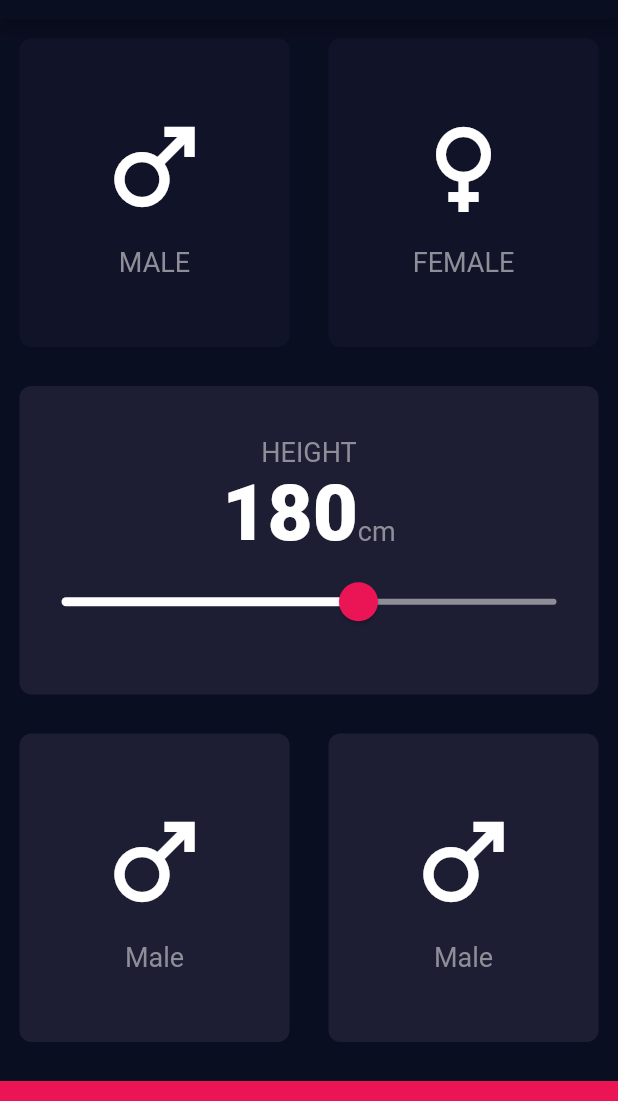
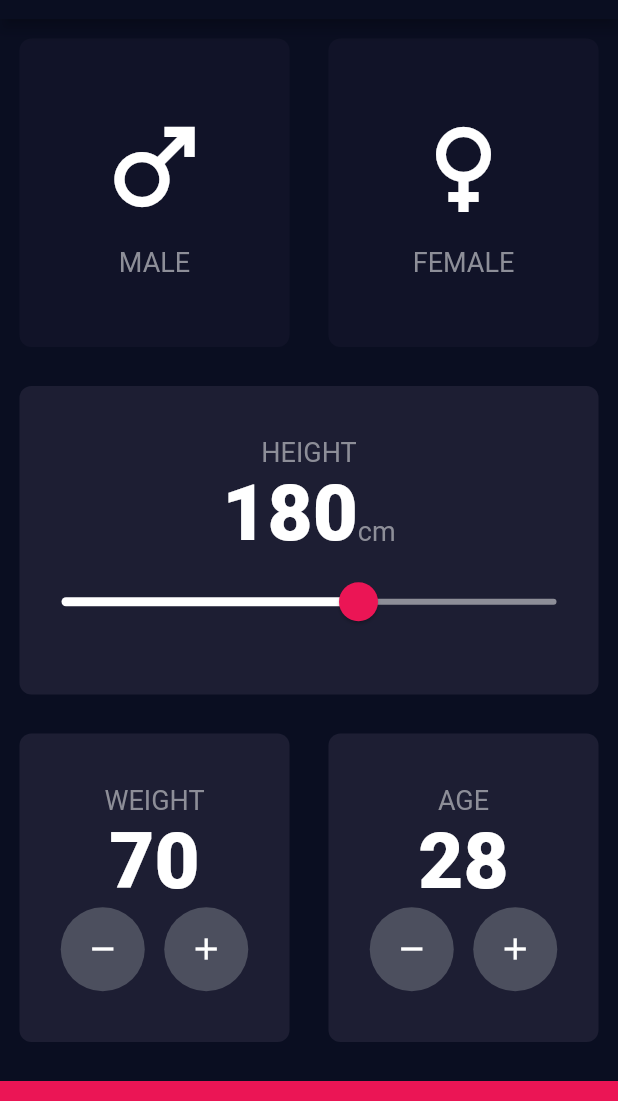
Before and after one commit to iamoguzhanarslantas/bmi_calculator, a Flutter app: the screen it shows after launch, on a phone screen of 412 x 824 dp, the part 65-1166 px from its top. Run offline on Flutter 3.47's test engine with Material 2 defaults, Android fonts, the phone set to English and light mode, and no system bars.

Commit message:
add customise floatactionbutton, weight's card and age's card

```diff
--- a/lib/input_page.dart
+++ b/lib/input_page.dart
@@ -19,6 +19,8 @@ class InputPage extends StatefulWidget {
 class _InputPageState extends State<InputPage> {
   Gender? selectedGender;
   int height = 180;
+  int weight = 70;
+  int age = 28;
 
   @override
   Widget build(BuildContext context) {
@@ -113,21 +115,83 @@ class _InputPageState extends State<InputPage> {
               children: [
                 Expanded(
                   child: ReusableCard(
-                    onPress: () {},
                     colour: kActiveCardColour,
-                    cardChild: const IconContent(
-                      icon: Icons.male,
-                      label: 'Male',
+                    cardChild: Column(
+                      mainAxisAlignment: MainAxisAlignment.center,
+                      children: [
+                        const Text(
+                          'WEIGHT',
+                          style: kLabelTextStyle,
+                        ),
+                        Text(
+                          weight.toString(),
+                          style: kNumberTextStyle,
+                        ),
+                        Row(
+                          mainAxisAlignment: MainAxisAlignment.center,
+                          children: [
+                            RoundIconButton(
+                              child: const Icon(Icons.remove),
+                              onPressed: () {
+                                setState(() {
+                                  weight--;
+                                });
+                              },
+                            ),
+                            const SizedBox(
+                              width: 13,
+                            ),
+                            RoundIconButton(
+                                child: const Icon(Icons.add),
+                                onPressed: () {
+                                  setState(() {
+                                    weight++;
+                                  });
+                                }),
+                          ],
+                        ),
+                      ],
                     ),
                   ),
                 ),
                 Expanded(
                   child: ReusableCard(
-                    onPress: () {},
                     colour: kActiveCardColour,
-                    cardChild: const IconContent(
-                      icon: Icons.male,
-                      label: 'Male',
+                    cardChild: Column(
+                      mainAxisAlignment: MainAxisAlignment.center,
+                      children: [
+                        const Text(
+                          'AGE',
+                          style: kLabelTextStyle,
+                        ),
+                        Text(
+                          age.toString(),
+                          style: kNumberTextStyle,
+                        ),
+                        Row(
+                          mainAxisAlignment: MainAxisAlignment.center,
+                          children: [
+                            RoundIconButton(
+                              child: const Icon(Icons.remove),
+                              onPressed: () {
+                                setState(() {
+                                  age--;
+                                });
+                              },
+                            ),
+                            const SizedBox(
+                              width: 13,
+                            ),
+                            RoundIconButton(
+                                child: const Icon(Icons.add),
+                                onPressed: () {
+                                  setState(() {
+                                    age++;
+                                  });
+                                }),
+                          ],
+                        ),
+                      ],
                     ),
                   ),
                 ),
@@ -147,3 +211,28 @@ class _InputPageState extends State<InputPage> {
     );
   }
 }
+
+class RoundIconButton extends StatelessWidget {
+  final Widget child;
+  final void Function()? onPressed;
+  const RoundIconButton({
+    super.key,
+    required this.child,
+    required this.onPressed,
+  });
+
+  @override
+  Widget build(BuildContext context) {
+    return RawMaterialButton(
+      onPressed: onPressed,
+      shape: const CircleBorder(),
+      elevation: 0,
+      fillColor: const Color(0xFF4C4F5E),
+      constraints: const BoxConstraints.tightFor(
+        width: 56.0,
+        height: 56.0,
+      ),
+      child: child,
+    );
+  }
+}
--- a/lib/reusable_card.dart
+++ b/lib/reusable_card.dart
@@ -5,10 +5,7 @@ class ReusableCard extends StatelessWidget {
   final Widget cardChild;
   final void Function()? onPress;
   const ReusableCard(
-      {super.key,
-      required this.colour,
-      required this.cardChild,
-      required this.onPress});
+      {super.key, required this.colour, required this.cardChild, this.onPress});
 
   @override
   Widget build(BuildContext context) {
```
